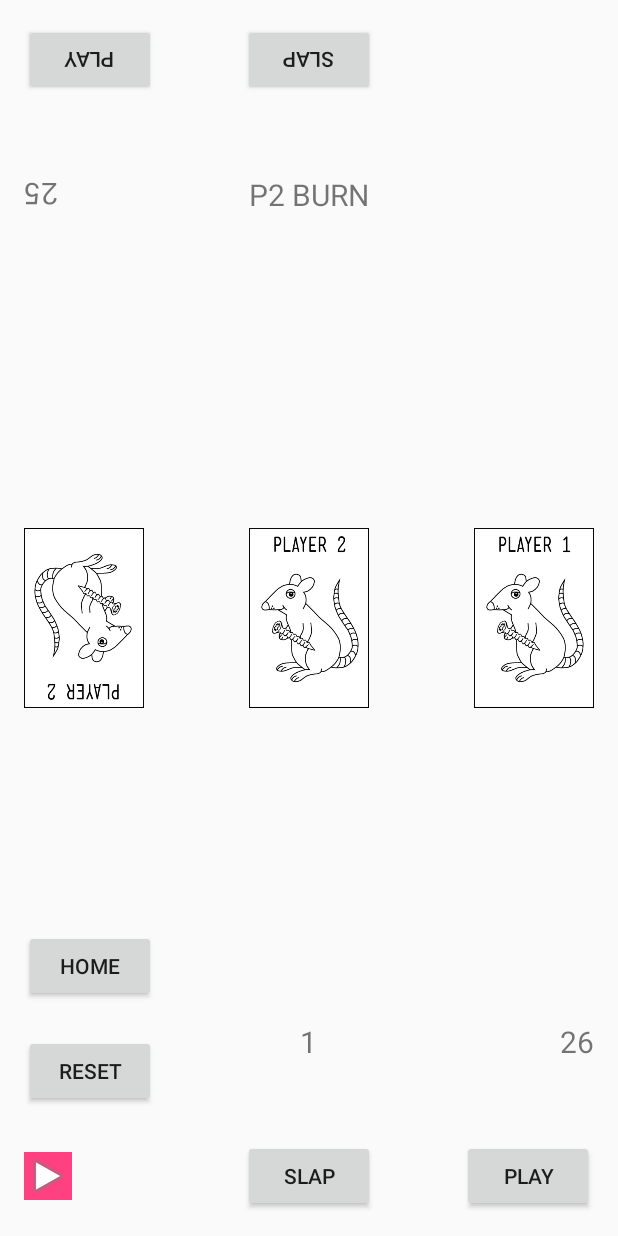
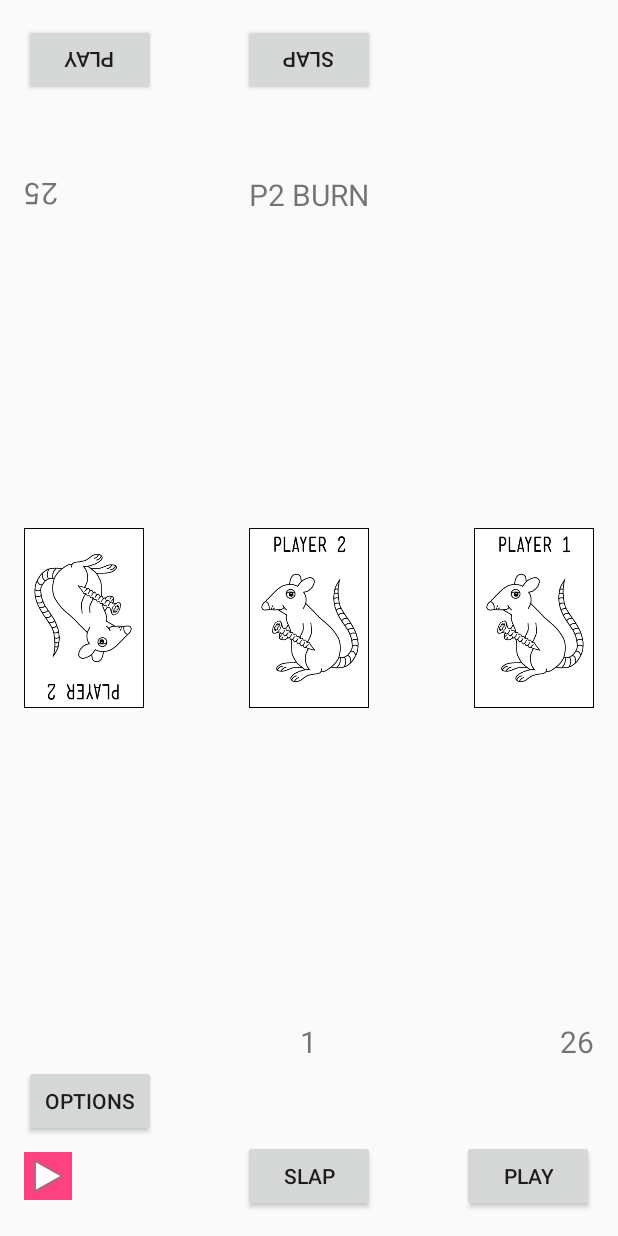
Before and after one commit to loafyyy/egyptian-rat-screw-android, an Android app: the screen it shows after launch (MainActivity), after a tap on "SLAP", on a phone screen of 412 x 824 dp. Run offline under Robolectric (Android 15) with nearby library versions, the phone set to English and light mode, and no system bars.

Commit message:
add options menu, continue game when start app

```diff
--- a/app/src/main/res/layout/activity_main.xml
+++ b/app/src/main/res/layout/activity_main.xml
@@ -57,7 +57,6 @@
         android:rotation="180"
         android:textSize="20sp" />
 
-
     <RelativeLayout
         android:id="@+id/player_cards"
         android:layout_width="match_parent"
@@ -65,16 +64,11 @@
         android:layout_centerVertical="true">
 
         <ImageView
+            android:id="@+id/middle_card"
             android:layout_width="80dp"
             android:layout_height="160dp"
             android:layout_centerInParent="true"
             android:src="@drawable/rat" />
-
-        <ImageView
-            android:id="@+id/middle_card"
-            android:layout_width="80dp"
-            android:layout_height="160dp"
-            android:layout_centerInParent="true" />
 
         <ImageView
             android:id="@+id/player_two_card_back"
@@ -113,21 +107,13 @@
     </RelativeLayout>
 
     <Button
-        android:id="@+id/reset_button"
+        android:id="@+id/options_button"
         android:layout_width="wrap_content"
         android:layout_height="wrap_content"
         android:layout_alignParentBottom="true"
-        android:layout_marginBottom="70dp"
-        android:onClick="reset"
-        android:text="RESET" />
-
-    <Button
-        android:layout_width="wrap_content"
-        android:layout_height="wrap_content"
-        android:layout_alignParentBottom="true"
-        android:layout_marginBottom="140dp"
-        android:onClick="home"
-        android:text="HOME" />
+        android:layout_marginBottom="50dp"
+        android:onClick="openOptions"
+        android:text="OPTIONS" />
 
     <TextView
         android:id="@+id/num_cards_middle"
--- /dev/null
+++ b/app/src/main/res/menu/options_menu.xml
@@ -0,0 +1,9 @@
+<?xml version="1.0" encoding="utf-8"?>
+<menu xmlns:android="http://schemas.android.com/apk/res/android">
+    <item
+        android:id="@+id/home"
+        android:title="Home" />
+    <item
+        android:id="@+id/reset"
+        android:title="Reset" />
+</menu>
```
Also changed, not shown: app/src/main/java/com/example/android/egyptianratscrew/MainActivity.java (+29 -16 lines).
